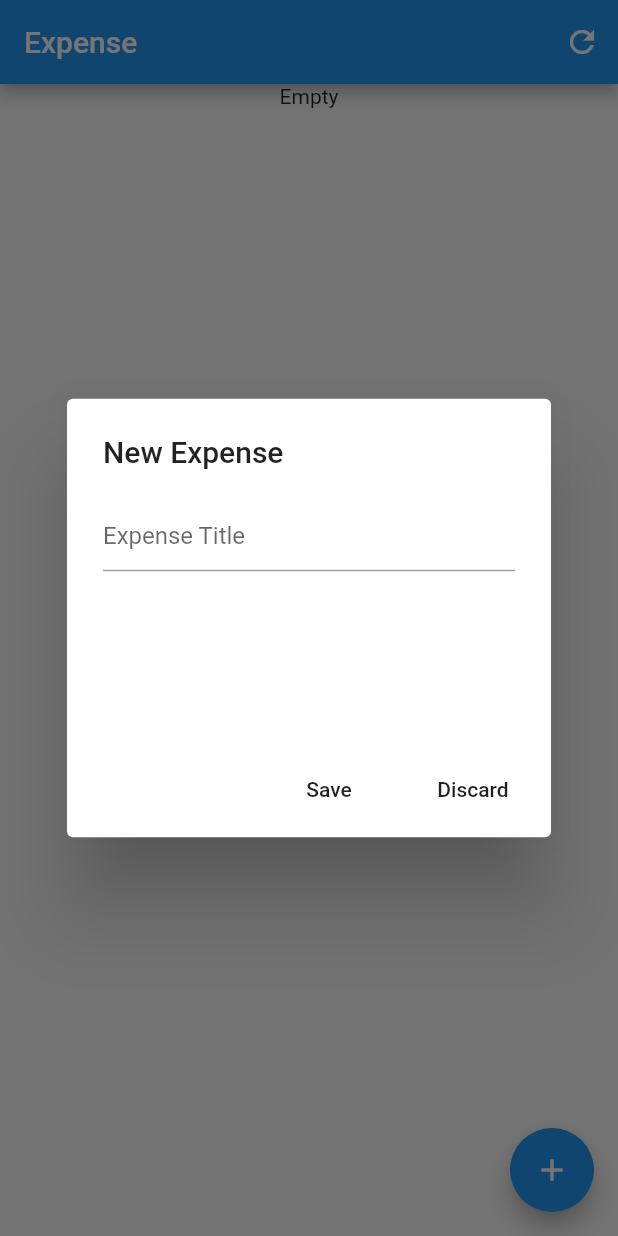
After one commit to Mahershi/ExpenseFlutter, a Flutter app: the screen it shows after launch, after a tap on the "add" icon, on a phone screen of 412 x 824 dp. The commit adds this screen. Run offline on Flutter 3.47's test engine with Material 2 defaults, Android fonts, the phone set to English and light mode, and no system bars; our stand-ins replace sqflite; accounts and stored records are empty.

Commit message:
New Expense Delete Expense DB changes

```diff
--- /dev/null
+++ b/lib/newexpense.dart
@@ -0,0 +1,97 @@
+import 'package:flutter/cupertino.dart';
+import 'package:flutter/material.dart';
+import 'package:flutter/services.dart';
+import 'package:sqflite/sqflite.dart';
+
+class NewExpenseDialog extends StatelessWidget{
+  Database database;
+  TextEditingController titlecontroller = TextEditingController();
+  NewExpenseDialog({Key key, this.database}):super(key: key);
+  var _formKey = GlobalKey<FormState>();
+  @override
+  Widget build(BuildContext context) {
+    return AlertDialog(
+      title: Text("New Expense"),
+      content: Builder(builder: (context){
+        return Container(
+          height: MediaQuery.of(context).size.height/6,
+          width: MediaQuery.of(context).size.width/1.5,
+          child: Form(
+            key: _formKey,
+            child: Column(
+              children: [
+                Container(
+                  child: TextFormField(
+
+                    controller: titlecontroller,
+                    decoration: InputDecoration(
+                      hintText: "Expense Title"
+                    ),
+                    inputFormatters: [
+                      FilteringTextInputFormatter.allow(RegExp("[a-zA-Z]+"))
+                    ],
+                    validator: (value){
+                      if(value.isEmpty){
+                        return "Enter Title";
+                      }
+                      return null;
+                    },
+                  ),
+                ),
+              ],
+            ),
+          )
+        );
+      }),
+      actions: [
+        FlatButton(
+          onPressed: () async {
+            print("Save");
+            if(_formKey.currentState.validate()){
+              print("Correct");
+              DateTime now = DateTime.now();
+              String date = now.day.toString() + "/" + now.month.toString() + "/" + now.year.toString();
+              print("Dte: " + date);
+              String title = titlecontroller.text;
+              print("Titel: " + title);
+              int tableno = await Sqflite.firstIntValue(await database.rawQuery("Select max(id) from expensemain"));
+              if(tableno == null)
+                tableno = 0;
+              tableno++;
+              print(tableno);
+              String tablename = "table" + tableno.toString();
+              print("Tablename: " + tablename);
+              database.insert('expensemain', {'title': title, 'tablename': tablename, 'date': date.toString()});
+              String query = "create table " + tablename + " (id integer primary key autoincrement, title text, cost integer, ignore integer, date text)";
+              await database.execute(query);
+
+              List<Map> result = await database.rawQuery("Select name from sqlite_master where type='table'");
+              for(Map m in result){
+                print(m.toString());
+              }
+
+              result = await database.rawQuery("Select * from expensemain order by id desc");
+              for(Map m in result){
+                print(m.toString());
+              }
+              Navigator.of(context).pop(true);
+            }else{
+              print("Incorredt");
+            }
+
+          },
+          child: Text("Save")
+        ),
+        FlatButton(
+          onPressed: (){
+            print("Discard");
+            _formKey.currentState.reset();
+            Navigator.of(context).pop(false);
+          },
+          child: Text("Discard")
+        )
+      ],
+    );
+  }
+
+}
```
Also changed, not shown: lib/deleteconfirmdialog.dart (added, +28 -0 lines), lib/main.dart (+63 -20 lines), 1 other file.
